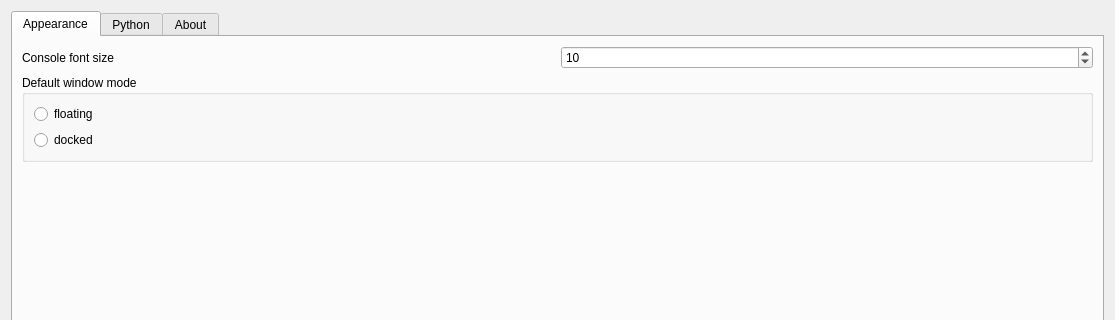
Old version of the form Ui_SettingsDialog.ui in the repository elpaso/qgis-ipythonconsole; both pictures show x 0 to 1115 and y 0 to 320 of the 1115 by 710 pixel window.
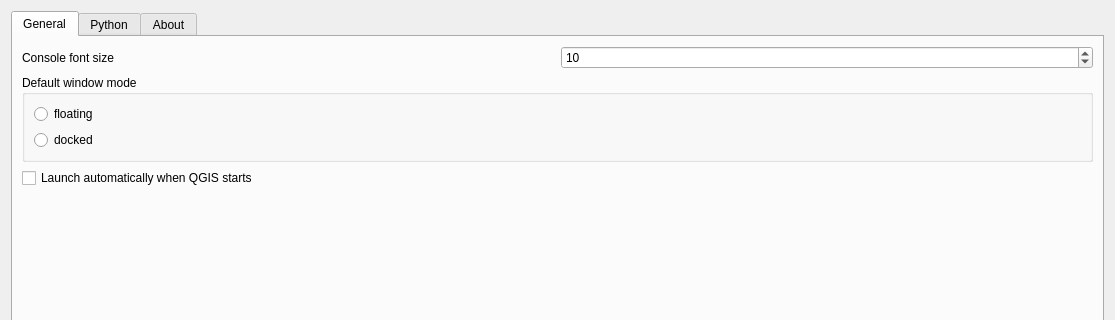
New version of the form. Icons and pictures are not drawn.

Commit message: v. 0.6 added option to launch at start, monkey patched IPython console resize

Diff of the .ui file:
```diff
--- a/Ui_SettingsDialog.ui
+++ b/Ui_SettingsDialog.ui
@@ -32,7 +32,7 @@
          <string/>
         </property>
         <attribute name="title">
-         <string>Appearance</string>
+         <string>General</string>
         </attribute>
         <layout class="QGridLayout" name="gridLayout_3">
          <item row="0" column="0">
@@ -86,7 +86,7 @@
            </item>
           </layout>
          </item>
-         <item row="1" column="0">
+         <item row="2" column="0">
           <spacer name="verticalSpacer">
            <property name="orientation">
             <enum>Qt::Vertical</enum>
@@ -99,6 +99,13 @@
            </property>
           </spacer>
          </item>
+         <item row="1" column="0">
+          <widget class="QCheckBox" name="auto_open">
+           <property name="text">
+            <string>Launch automatically when QGIS starts</string>
+           </property>
+          </widget>
+         </item>
         </layout>
        </widget>
        <widget class="QWidget" name="tab_3">
```
Left out of the diff: 5 changed lines with no effect on the pictures. The commit also changes 3 other files.
